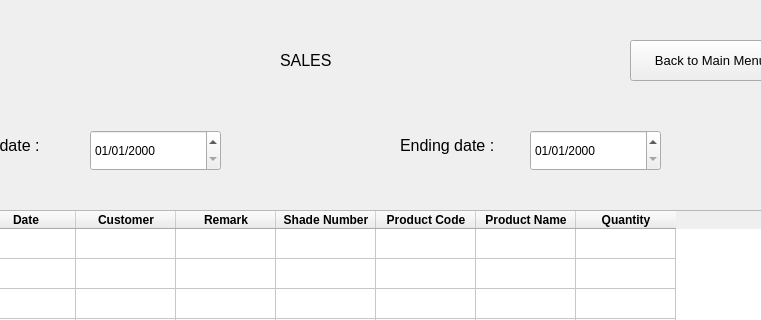
Above: UI/StackedView.ui from nilay1221/Inventory_Management before the change; both pictures show x 240 to 1001 and y 0 to 320 of the 1262 by 873 pixel window. Below: the same form after it.
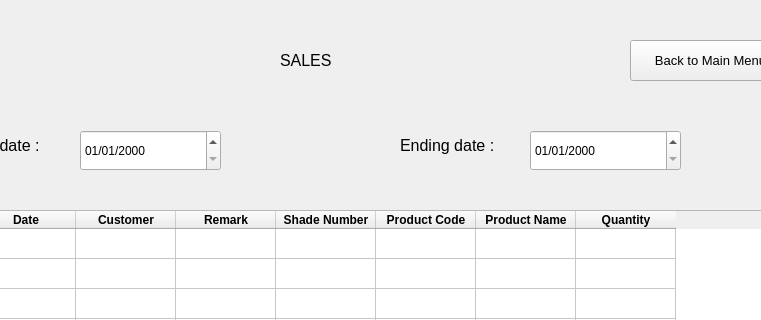
That is the form after the change. The open tabs and pages were chosen to show the change.

Commit message: Sales view complete

The edit to the form file:
```diff
--- a/UI/StackedView.ui
+++ b/UI/StackedView.ui
@@ -10551,32 +10551,6 @@
      </widget>
     </widget>
     <widget class="QWidget" name="sales_view_by_custom">
-     <widget class="QDateEdit" name="sales_view_custom_end_date">
-      <property name="geometry">
-       <rect>
-        <x>720</x>
-        <y>120</y>
-        <width>131</width>
-        <height>41</height>
-       </rect>
-      </property>
-      <property name="displayFormat">
-       <string>dd/MM/yyyy</string>
-      </property>
-     </widget>
-     <widget class="QDateEdit" name="sales_view_custom_start_date">
-      <property name="geometry">
-       <rect>
-        <x>280</x>
-        <y>120</y>
-        <width>131</width>
-        <height>41</height>
-       </rect>
-      </property>
-      <property name="displayFormat">
-       <string>dd/MM/yyyy</string>
-      </property>
-     </widget>
      <widget class="QPushButton" name="sales_view_custom_back">
       <property name="geometry">
        <rect>
@@ -10935,6 +10909,32 @@
        <string>Ending date : </string>
       </property>
      </widget>
+     <widget class="QDateEdit" name="sales_view_custom_start_date">
+      <property name="geometry">
+       <rect>
+        <x>270</x>
+        <y>120</y>
+        <width>141</width>
+        <height>41</height>
+       </rect>
+      </property>
+      <property name="displayFormat">
+       <string>dd/MM/yyyy</string>
+      </property>
+     </widget>
+     <widget class="QDateEdit" name="sales_view_custom_end_date">
+      <property name="geometry">
+       <rect>
+        <x>720</x>
+        <y>120</y>
+        <width>151</width>
+        <height>41</height>
+       </rect>
+      </property>
+      <property name="displayFormat">
+       <string>dd/MM/yyyy</string>
+      </property>
+     </widget>
     </widget>
    </widget>
   </widget>
```
Left out of the diff: 2 changed lines with no effect on the pictures. The commit also changes 5 other files.
